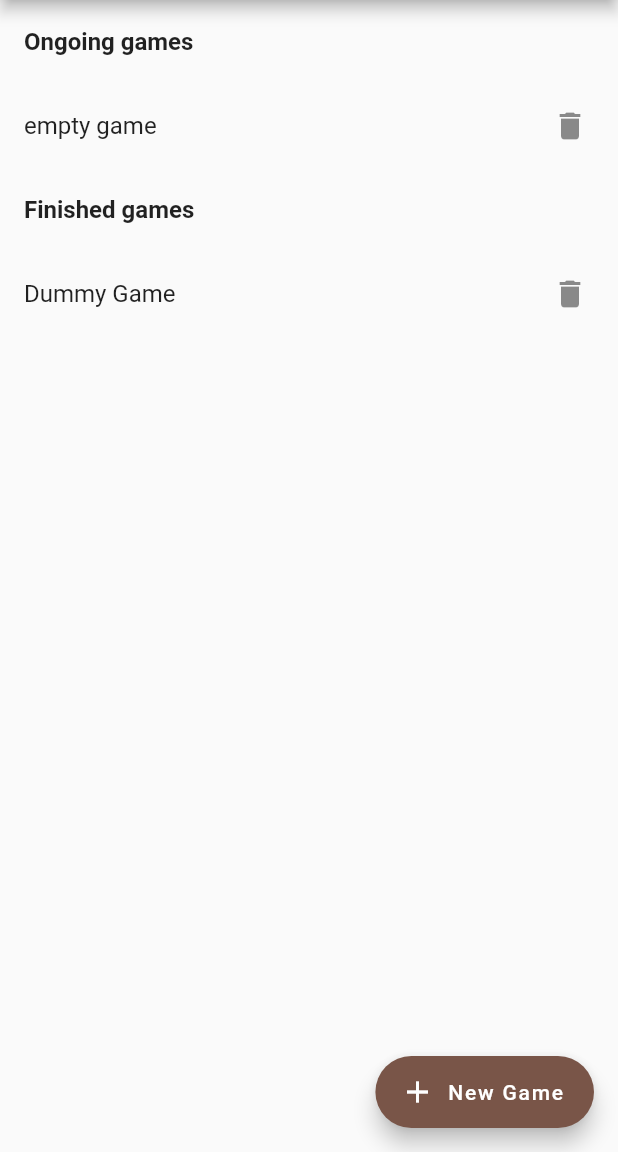
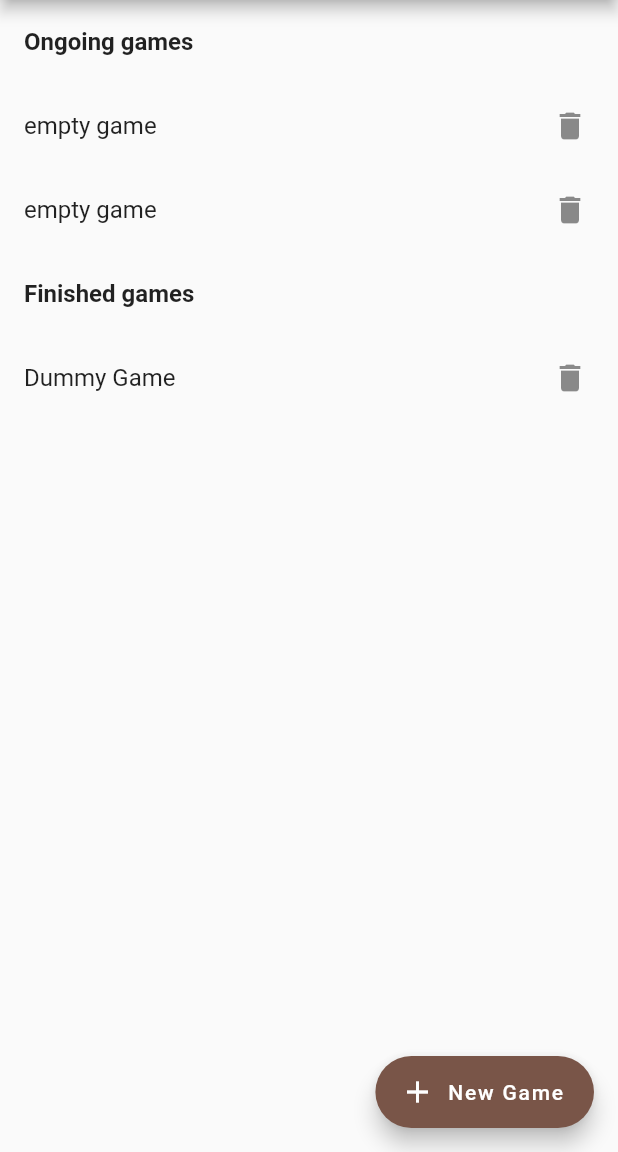
Before and after one commit to rijkdw/carcassonne-score-app, a Flutter app: the screen it shows after launch, after a tap on the "bug report" icon, on a phone screen of 412 x 824 dp, the part 84-1236 px from its top. Run offline on Flutter 3.47's test engine with Material 2 defaults, Android fonts, the phone set to English and light mode, and no system bars; our stand-ins replace implicitly_animated_reorderable_list, shared_preferences.

```diff
--- a/lib/dialogs/list_dialog.dart
+++ b/lib/dialogs/list_dialog.dart
@@ -42,10 +42,7 @@ class ListItem extends StatelessWidget {
   Widget build(BuildContext context) {
     return ListTile(
       title: Text(text),
-      onTap: () {
-        Navigator.of(context).pop();
-        this.onPressed();
-      },
+      onTap: this.onPressed,
       leading: Icon(iconData),
     );
   }
--- a/lib/screens/games_list_screen.dart
+++ b/lib/screens/games_list_screen.dart
@@ -40,6 +40,17 @@ class GamesListScreen extends StatelessWidget {
                 name: 'empty game',
               );
               gamesManager.addNewGame(emptyGame);
+              var manualsGame = Game(
+                playerNames: ['Rijk', 'Liza'],
+                playerColours: ['blue', 'red'],
+                name: 'empty game',
+                scoreEntries: [
+                  FlatScoreEntry(score: 10, playerNames: ['Rijk', 'Liza']),
+                  FlatScoreEntry(score: 5, playerNames: ['Liza']),
+                  FlatScoreEntry(score: 7, playerNames: ['Rijk']),
+                ],
+              );
+              gamesManager.addNewGame(manualsGame);
             },
           ),
         ],
--- a/lib/screens/score_explanation_screen.dart
+++ b/lib/screens/score_explanation_screen.dart
@@ -98,6 +98,7 @@ class _ScoreExplanationListTile extends StatelessWidget {
                       text: "Edit",
                       iconData: Icons.edit,
                       onPressed: () {
+                        Navigator.of(context).pop();
                         Navigator.of(context).push(MaterialPageRoute(builder: (context) {
                           return NewScoreEntryScreen(
                             game: game,
```
